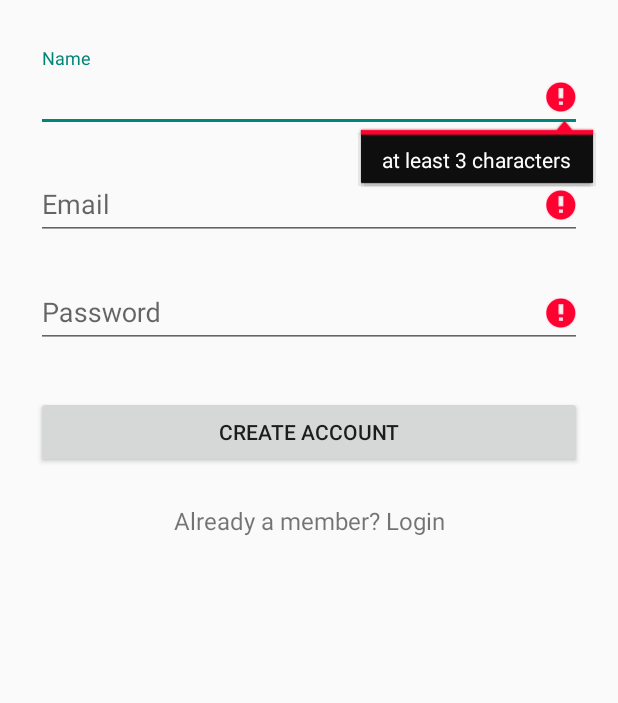
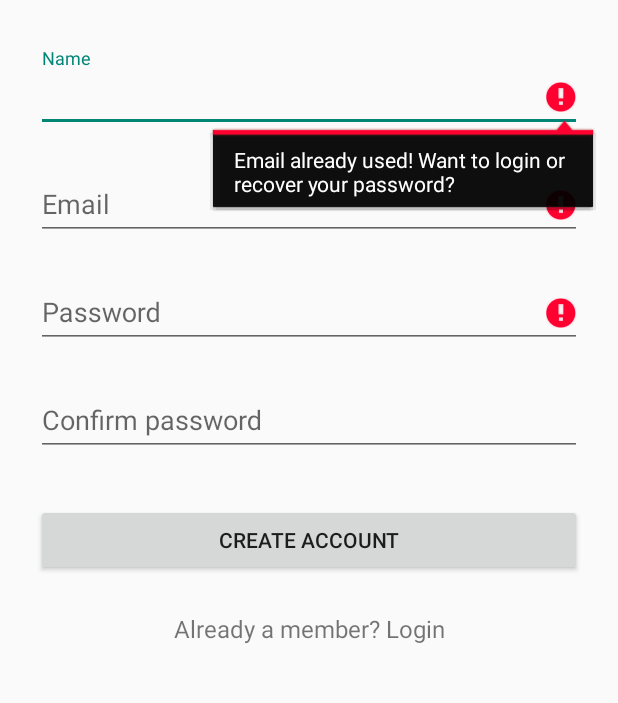
Before and after one commit to vietdat/MoneyManagement, an Android app: the SignUp screen opened directly, with no data from a screen before it, after a tap on "CREATE ACCOUNT", on a phone screen of 412 x 824 dp, the part 276-979 px from its top. Run offline under Robolectric (Android 15) with nearby library versions, the phone set to English and light mode, and no system bars; our stand-ins replace Firebase (no records; nobody signed in at launch, a user with empty details on screens opened directly).

Commit message:
Create forgot passwod

```diff
--- a/3. Code/MoneyManagement/app/src/main/AndroidManifest.xml
+++ b/3. Code/MoneyManagement/app/src/main/AndroidManifest.xml
@@ -32,7 +32,8 @@
             </intent-filter>
         </activity>
         <activity android:name=".login.creen.Login" />
-        <activity android:name=".signup.screen.SignUp"></activity>
+        <activity android:name=".signup.screen.SignUp" />
+        <activity android:name=".forgotpassword.screen.forgotpassword"></activity>
     </application>
 
 </manifest>
--- a/3. Code/MoneyManagement/app/src/main/java/com/hcmut/moneymanagement/signup/screen/SignUp.java
+++ b/3. Code/MoneyManagement/app/src/main/java/com/hcmut/moneymanagement/signup/screen/SignUp.java
@@ -16,6 +16,7 @@ import com.google.android.gms.tasks.OnCompleteListener;
 import com.google.android.gms.tasks.Task;
 import com.google.firebase.auth.AuthResult;
 import com.google.firebase.auth.FirebaseAuth;
+import com.google.firebase.auth.FirebaseUser;
 import com.hcmut.moneymanagement.R;
 import com.hcmut.moneymanagement.login.creen.Login;
 
@@ -25,6 +26,7 @@ public class SignUp extends AppCompatActivity implements View.OnClickListener {
 
     private EditText editTextUserName;
     private EditText editTextPassword;
+    private EditText editTextConfirmPassword;
     private EditText editTextEmail;
     private TextView textViewSignUpLink;
     private Button btnSignUp;
@@ -42,6 +44,7 @@ public class SignUp extends AppCompatActivity implements View.OnClickListener {
 
         editTextUserName = (EditText) findViewById(R.id.input_name);
         editTextPassword = (EditText) findViewById(R.id.input_password);
+        editTextConfirmPassword = (EditText) findViewById(R.id.input_confirm_password);
         editTextEmail = (EditText) findViewById(R.id.input_email);
         btnSignUp = (Button) findViewById(R.id.btn_signup);
         textViewSignUpLink = (TextView) findViewById(R.id.link_login);
@@ -53,10 +56,10 @@ public class SignUp extends AppCompatActivity implements View.OnClickListener {
 
     }
 
-    public void userSignUp() {
+       private void userSignUp() {
         Log.d(TAG, "Sign up");
 
-        if(!validate()){
+        if (!validate()) {
             onSignupFailed();
             return;
         }
@@ -88,7 +91,7 @@ public class SignUp extends AppCompatActivity implements View.OnClickListener {
 
     }
 
-    public void onSignupSuccess(String email, String password) {
+    private void onSignupSuccess(String email, String password) {
         btnSignUp.setEnabled(true);
         setResult(RESULT_OK, null);
         mAuth.createUserWithEmailAndPassword(email, password)
@@ -105,11 +108,10 @@ public class SignUp extends AppCompatActivity implements View.OnClickListener {
                         }
                         else  {
                             Toast.makeText(SignUp.this,"Successful!",Toast.LENGTH_LONG).show();
+                            startActivity(new Intent(SignUp.this,Login.class));
                         }
                     }
                 });
-
-        startActivity(new Intent(this,Login.class));
     }
 
     @Override
@@ -125,7 +127,7 @@ public class SignUp extends AppCompatActivity implements View.OnClickListener {
     }
 
     //If sign up fail => call it.
-    public void onSignupFailed() {
+    private void onSignupFailed() {
         Toast.makeText(getBaseContext(), "Login failed", Toast.LENGTH_LONG).show();
 
         btnSignUp.setEnabled(true);
@@ -138,9 +140,18 @@ public class SignUp extends AppCompatActivity implements View.OnClickListener {
         String name = editTextUserName.getText().toString();
         String email = editTextEmail.getText().toString();
         String password = editTextPassword.getText().toString();
+        String confirmPassword = editTextConfirmPassword.getText().toString();
 
         if (name.isEmpty() || name.length() < 3) {
             editTextUserName.setError("at least 3 characters");
+            valid = false;
+        } else {
+            editTextUserName.setError(null);
+        }
+
+        FirebaseUser user = mAuth.getInstance().getCurrentUser();
+        if(email.equals(user.getEmail().trim())) {
+            editTextUserName.setError("Email already used! Want to login or recover your password?");
             valid = false;
         } else {
             editTextUserName.setError(null);
@@ -160,6 +171,13 @@ public class SignUp extends AppCompatActivity implements View.OnClickListener {
             editTextPassword.setError(null);
         }
 
+        if (!password.equals(confirmPassword)){
+            editTextConfirmPassword.setError("Password and confirm password don't match");
+            valid = false;
+        } else {
+            editTextConfirmPassword.setError(null);
+        }
+
         return valid;
     }
 }
--- a/3. Code/MoneyManagement/app/src/main/res/layout/activity_sign_up.xml
+++ b/3. Code/MoneyManagement/app/src/main/res/layout/activity_sign_up.xml
@@ -58,6 +58,19 @@
                 android:hint="Password"/>
         </android.support.design.widget.TextInputLayout>
 
+        <!-- Password Label -->
+        <android.support.design.widget.TextInputLayout
+            android:layout_width="match_parent"
+            android:layout_height="wrap_content"
+            android:layout_marginTop="8dp"
+            android:layout_marginBottom="8dp">
+            <EditText android:id="@+id/input_confirm_password"
+                android:layout_width="match_parent"
+                android:layout_height="wrap_content"
+                android:inputType="textPassword"
+                android:hint="Confirm password"/>
+        </android.support.design.widget.TextInputLayout>
+
         <!-- Signup Button -->
         <android.support.v7.widget.AppCompatButton
             android:id="@+id/btn_signup"
--- a/3. Code/MoneyManagement/app/src/main/res/values/strings.xml
+++ b/3. Code/MoneyManagement/app/src/main/res/values/strings.xml
@@ -1,3 +1,5 @@
 <resources>
     <string name="app_name">MoneyManagement</string>
+    <string name="feedback_forgotpassword_title">Success</string>
+    <string name="feedback_forgotpassword_message">A link to reset your password has been sent. Please Check your email.</string>
 </resources>
```
Also changed, not shown: 3. Code/MoneyManagement/app/src/main/java/com/hcmut/moneymanagement/forgotpassword/screen/forgotpassword.java (added, +108 -0 lines), 3. Code/MoneyManagement/app/src/main/java/com/hcmut/moneymanagement/login/creen/Login.java (+10 -1 lines), 3. Code/MoneyManagement/app/src/main/res/layout/activity_forgotpassword.xml (added, +68 -0 lines), 3. Code/MoneyManagement/app/src/main/res/layout/activity_login2.xml (+9 -0 lines).
